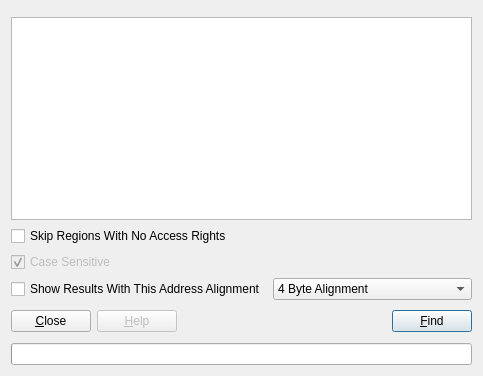
The window that plugins/BinarySearcher/DialogBinaryString.ui (eteran/edb-debugger) describes before a commit, drawn with Qt 5.
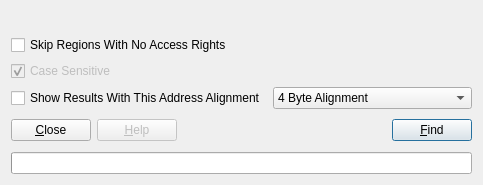
The same window after the commit. Icons and pictures are not drawn. Custom widgets are drawn as their Qt base class.

The edit to the form file:
```diff
--- a/plugins/BinarySearcher/DialogBinaryString.ui
+++ b/plugins/BinarySearcher/DialogBinaryString.ui
@@ -8,7 +8,7 @@
     <x>0</x>
     <y>0</y>
     <width>483</width>
-    <height>376</height>
+    <height>185</height>
    </rect>
   </property>
   <property name="windowTitle">
@@ -26,25 +26,13 @@
     </widget>
    </item>
    <item row="1" column="0" colspan="2">
-    <widget class="QListWidget" name="listWidget">
-     <property name="font">
-      <font>
-       <family>Monospace</family>
-      </font>
-     </property>
-     <property name="alternatingRowColors">
-      <bool>true</bool>
-     </property>
-    </widget>
-   </item>
-   <item row="2" column="0" colspan="2">
     <widget class="QCheckBox" name="chkSkipNoAccess">
      <property name="text">
       <string>Skip Regions With No Access Rights</string>
      </property>
     </widget>
    </item>
-   <item row="3" column="0" colspan="2">
+   <item row="2" column="0" colspan="2">
     <widget class="QCheckBox" name="chkCaseSensitive">
      <property name="enabled">
       <bool>false</bool>
@@ -57,36 +45,7 @@
      </property>
     </widget>
    </item>
-   <item row="4" column="0">
-    <widget class="QCheckBox" name="chkAlignment">
-     <property name="text">
-      <string>Show Results With This Address Alignment</string>
-     </property>
-    </widget>
-   </item>
-   <item row="4" column="1">
-    <widget class="QComboBox" name="cmbAlignment">
-     <property name="currentIndex">
-      <number>1</number>
-     </property>
-     <item>
-      <property name="text">
-       <string>2 Byte Alignment</string>
-      </property>
-     </item>
-     <item>
-      <property name="text">
-       <string>4 Byte Alignment</string>
-      </property>
-     </item>
-     <item>
-      <property name="text">
-       <string>8 Byte Alignment</string>
-      </property>
-     </item>
-    </widget>
-   </item>
-   <item row="5" column="0" colspan="2">
+   <item row="4" column="0" colspan="2">
     <layout class="QHBoxLayout">
      <item>
       <widget class="QPushButton" name="btnClose">
@@ -139,9 +98,48 @@
      </item>
     </layout>
    </item>
-   <item row="6" column="0" colspan="2">
+   <item row="0" column="0" colspan="2">
+    <widget class="BinaryString" name="binaryString">
+     <property name="sizePolicy">
+      <sizepolicy hsizetype="MinimumExpanding" vsizetype="Minimum">
+       <horstretch>0</horstretch>
+       <verstretch>0</verstretch>
+      </sizepolicy>
+     </property>
+    </widget>
+   </item>
+   <item row="5" column="0" colspan="2">
     <widget class="QProgressBar" name="progressBar"/>
    </item>
+   <item row="3" column="1">
+    <widget class="QComboBox" name="cmbAlignment">
+     <property name="currentIndex">
+      <number>1</number>
+     </property>
+     <item>
+      <property name="text">
+       <string>2 Byte Alignment</string>
+      </property>
+     </item>
+     <item>
+      <property name="text">
+       <string>4 Byte Alignment</string>
+      </property>
+     </item>
+     <item>
+      <property name="text">
+       <string>8 Byte Alignment</string>
+      </property>
+     </item>
+    </widget>
+   </item>
+   <item row="3" column="0">
+    <widget class="QCheckBox" name="chkAlignment">
+     <property name="text">
+      <string>Show Results With This Address Alignment</string>
+     </property>
+    </widget>
+   </item>
   </layout>
  </widget>
  <customwidgets>
```
Left out of the diff: 24 changed lines with no effect on the pictures.
